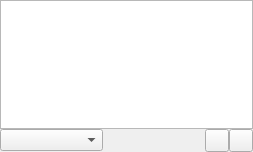
Before: the Qt Designer form gui/playlistspage.ui in CDrummond/cantata, drawn with Qt 5.
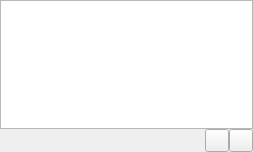
After: the same form once the commit is applied. Custom widgets are drawn as their Qt base class.

Patch:
```diff
--- a/gui/playlistspage.ui
+++ b/gui/playlistspage.ui
@@ -29,7 +29,17 @@
       <number>0</number>
      </property>
      <item>
-      <widget class="GenreCombo" name="genreCombo"/>
+      <spacer name="horizontalSpacer">
+       <property name="orientation">
+         <enum>Qt::Horizontal</enum>
+       </property>
+       <property name="sizeHint" stdset="0">
+        <size>
+         <width>16</width>
+         <height>20</height>
+        </size>
+       </property>
+      </spacer>
      </item>
      <item>
       <widget class="SizeWidget" name="sizeWidget"/>
@@ -49,12 +59,7 @@
    <class>ItemView</class>
    <extends>QTreeView</extends>
    <header>widgets/itemview.h</header>
-  </customwidget>
-  <customwidget>
-   <class>GenreCombo</class>
-   <extends>QComboBox</extends>
-   <header>widgets/genrecombo.h</header>
-  </customwidget>
+  </customwidget>s
   <customwidget>
    <class>ToolButton</class>
    <extends>QToolButton</extends>
```
